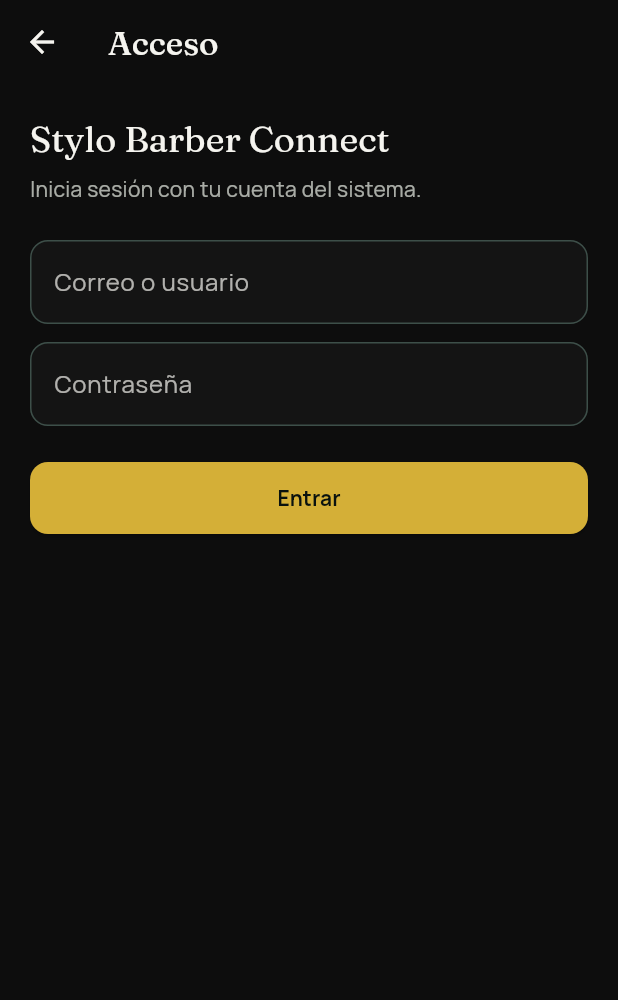
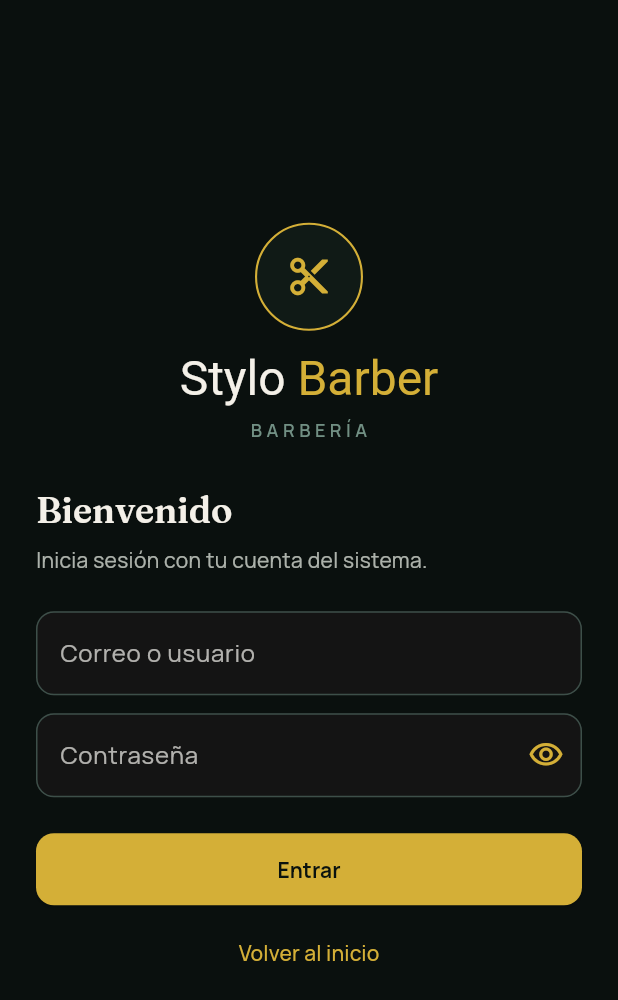
Before and after one commit to Gilberto625/MovilStyloBarberConect, a Flutter app: the LoginView screen opened by its route, on a phone screen of 412 x 824 dp. Shown: the top 1000 px of the screen. Run offline on Flutter 3.47's test engine with Material 3 defaults, Android fonts, the phone set to English and light mode, and no system bars; our stand-ins replace flutter_secure_storage, google_fonts; accounts and stored records are empty; network calls fail.

Commit message:
feat(auth-ui): extend premium login with validation and return home
Co-authored-by: Cursor <cursoragent@cursor.com>

```diff
--- a/lib/views/auth/login_views.dart
+++ b/lib/views/auth/login_views.dart
@@ -1,4 +1,5 @@
 import 'package:flutter/material.dart';
+import 'package:flutter/services.dart';
 import 'package:provider/provider.dart';
 
 import '../../core/theme/app_theme.dart';
@@ -6,6 +7,10 @@ import '../../models/auth_models.dart';
 import '../../routes/app_routes.dart';
 import '../../viewmodels/auth_viewmodel.dart';
 import '../../widgets/common_widgets.dart';
+import '../../widgets/press_scale.dart';
+
+const _ivory = AppColors.ivory;
+const _authMaxWidth = 420.0;
 
 class LoginView extends StatefulWidget {
   const LoginView({super.key});
@@ -18,12 +23,23 @@ class _LoginViewState extends State<LoginView> {
   final _email = TextEditingController();
   final _password = TextEditingController();
   final _formKey = GlobalKey<FormState>();
+  bool _obscurePassword = true;
 
   @override
   void dispose() {
     _email.dispose();
     _password.dispose();
     super.dispose();
+  }
+
+  String? _cuentaValidator(String? value) {
+    final text = value?.trim() ?? '';
+    if (text.isEmpty) return 'Obligatorio';
+    if (text.contains('@') &&
+        !RegExp(r'^[^@\s]+@[^@\s]+\.[^@\s]+$').hasMatch(text)) {
+      return 'Correo no válido';
+    }
+    return null;
   }
 
   Future<void> _submit() async {
@@ -65,31 +81,32 @@ class _LoginViewState extends State<LoginView> {
   @override
   Widget build(BuildContext context) {
     final auth = context.watch<AuthViewModel>();
-    return Scaffold(
-      appBar: AppBar(title: const Text('Acceso')),
-      body: SafeArea(
-        child: ListView(
-          padding: const EdgeInsets.all(20),
+    return _AuthScaffold(
+      child: Form(
+        key: _formKey,
+        child: AutofillGroup(
+          child: Column(
+            crossAxisAlignment: CrossAxisAlignment.stretch,
             children: [
+              const _AuthBrand(),
+              const SizedBox(height: 28),
               Text(
-              'Stylo Barber Connect',
-              style: Theme.of(context).textTheme.headlineSmall,
+                'Bienvenido',
+                style: Theme.of(context).textTheme.headlineSmall
+                    ?.copyWith(color: _ivory, fontWeight: FontWeight.w600),
               ),
               const SizedBox(height: 8),
               Text(
                 'Inicia sesión con tu cuenta del sistema.',
-              style: TextStyle(color: AppColors.text.withValues(alpha: 0.7)),
+                style: TextStyle(color: AppColors.text.withValues(alpha: 0.72)),
               ),
               const SizedBox(height: 24),
               if (auth.errorMessage != null)
-              StatusBanner(message: auth.errorMessage!, isError: true),
-            Form(
-              key: _formKey,
-              child: Column(
-                children: [
+                _AuthError(message: auth.errorMessage!),
               TextFormField(
                 controller: _email,
                 keyboardType: TextInputType.emailAddress,
+                textInputAction: TextInputAction.next,
                 autofillHints: const [
                   AutofillHints.username,
                   AutofillHints.email,
@@ -97,39 +114,58 @@ class _LoginViewState extends State<LoginView> {
                 decoration: const InputDecoration(
                   labelText: 'Correo o usuario',
                 ),
-                    validator: (v) =>
-                        (v == null || v.trim().isEmpty) ? 'Obligatorio' : null,
+                validator: _cuentaValidator,
               ),
               const SizedBox(height: 12),
               TextFormField(
                 controller: _password,
-                    obscureText: true,
+                obscureText: _obscurePassword,
+                textInputAction: TextInputAction.done,
                 autofillHints: const [AutofillHints.password],
-                    decoration: const InputDecoration(labelText: 'Contraseña'),
+                onFieldSubmitted: (_) => auth.busy ? null : _submit(),
+                decoration: InputDecoration(
+                  labelText: 'Contraseña',
+                  suffixIcon: IconButton(
+                    tooltip: _obscurePassword
+                        ? 'Mostrar contraseña'
+                        : 'Ocultar contraseña',
+                    onPressed: () =>
+                        setState(() => _obscurePassword = !_obscurePassword),
+                    icon: Icon(
+                      _obscurePassword
+                          ? Icons.visibility_outlined
+                          : Icons.visibility_off_outlined,
+                      color: AppColors.gold,
+                    ),
+                  ),
+                ),
                 validator: (v) =>
                     (v == null || v.isEmpty) ? 'Obligatorio' : null,
               ),
               const SizedBox(height: 24),
-                  SizedBox(
-                    width: double.infinity,
-                    child: ElevatedButton(
-                      onPressed: auth.busy ? null : _submit,
-                      child: auth.busy
-                          ? const SizedBox(
-                              height: 22,
-                              width: 22,
-                              child: CircularProgressIndicator(
-                                strokeWidth: 2,
-                                color: AppColors.onGold,
+              _AuthPrimaryButton(
+                label: 'Entrar',
+                busy: auth.busy,
+                onPressed: _submit,
               ),
-                            )
-                          : const Text('Entrar'),
-                    ),
+              const SizedBox(height: 8),
+              TextButton(
+                onPressed: auth.busy
+                    ? null
+                    : () {
+                        if (Navigator.canPop(context)) {
+                          Navigator.pop(context);
+                        } else {
+                          Navigator.pushReplacementNamed(
+                            context,
+                            AppRoutes.guestHome,
+                          );
+                        }
+                      },
+                child: const Text('Volver al inicio'),
               ),
             ],
           ),
-            ),
-          ],
         ),
       ),
     );
@@ -176,60 +212,232 @@ class _Verify2FAViewState extends State<Verify2FAView> {
   @override
   Widget build(BuildContext context) {
     final auth = context.watch<AuthViewModel>();
-    return Scaffold(
-      appBar: AppBar(
-        title: const Text('Verificación 2FA'),
+    final destino = auth.pendingDestino;
+    return _AuthScaffold(
       leading: IconButton(
-          icon: const Icon(Icons.arrow_back),
-          onPressed: () {
+        tooltip: 'Volver al acceso',
+        icon: const Icon(Icons.arrow_back, color: _ivory),
+        onPressed: auth.busy
+            ? null
+            : () {
                 auth.cancel2fa();
                 Navigator.pushReplacementNamed(context, AppRoutes.login);
               },
       ),
+      child: Column(
+        crossAxisAlignment: CrossAxisAlignment.stretch,
+        children: [
+          const _AuthBrand(),
+          const SizedBox(height: 28),
+          Text(
+            'Verificación',
+            style: Theme.of(context).textTheme.headlineSmall
+                ?.copyWith(color: _ivory, fontWeight: FontWeight.w600),
           ),
-      body: SafeArea(
-        child: ListView(
-          padding: const EdgeInsets.all(20),
-          children: [
+          const SizedBox(height: 8),
           Text(
             auth.pendingMensaje ?? 'Ingresa el código enviado a tu correo.',
+            style: TextStyle(color: AppColors.text.withValues(alpha: 0.78)),
           ),
-            if (auth.pendingDestino != null &&
-                auth.pendingDestino!.isNotEmpty) ...[
+          if (destino != null && destino.trim().isNotEmpty) ...[
             const SizedBox(height: 8),
             Text(
-                'Destino: ${auth.pendingDestino}',
+              'Enviado a ${_maskDestino(destino)}',
               style: const TextStyle(color: AppColors.museum),
             ),
           ],
-            const SizedBox(height: 16),
+          const SizedBox(height: 20),
           if (auth.errorMessage != null)
-              StatusBanner(message: auth.errorMessage!, isError: true),
+            _AuthError(message: auth.errorMessage!),
           TextField(
             controller: _codigo,
             keyboardType: TextInputType.number,
+            textInputAction: TextInputAction.done,
+            autofillHints: const [AutofillHints.oneTimeCode],
             maxLength: 6,
+            inputFormatters: [FilteringTextInputFormatter.digitsOnly],
+            style: const TextStyle(
+              color: _ivory,
+              fontSize: 24,
+              letterSpacing: 8,
+            ),
             decoration: const InputDecoration(
               labelText: 'Código de 6 dígitos',
+              counterText: '',
             ),
+            onSubmitted: (_) => auth.busy ? null : _submit(),
           ),
-            const SizedBox(height: 12),
-            SizedBox(
-              width: double.infinity,
-              child: ElevatedButton(
-                onPressed: auth.busy ? null : _submit,
-                child: auth.busy
-                    ? const CircularProgressIndicator(color: AppColors.onGold)
-                    : const Text('Verificar'),
+          const SizedBox(height: 16),
+          _AuthPrimaryButton(
+            label: 'Verificar',
+            busy: auth.busy,
+            onPressed: _submit,
           ),
-            ),
+          const SizedBox(height: 4),
           TextButton(
             onPressed: auth.busy ? null : () => auth.resend2fa(),
             child: const Text('Reenviar código'),
           ),
         ],
       ),
+    );
+  }
+}
+
+class _AuthScaffold extends StatelessWidget {
+  const _AuthScaffold({required this.child, this.leading});
+
+  final Widget child;
+  final Widget? leading;
+
+  @override
+  Widget build(BuildContext context) {
+    return Scaffold(
+      backgroundColor: AppColors.guestBg,
+      resizeToAvoidBottomInset: true,
+      body: SafeArea(
+        child: LayoutBuilder(
+          builder: (context, constraints) {
+            return ListView(
+              padding: const EdgeInsets.fromLTRB(24, 12, 24, 28),
+              children: [
+                if (leading != null)
+                  Align(alignment: Alignment.centerLeft, child: leading!),
+                ConstrainedBox(
+                  constraints: BoxConstraints(
+                    minHeight: (constraints.maxHeight - 40).clamp(0, 1200),
+                  ),
+                  child: Center(
+                    child: ConstrainedBox(
+                      constraints: const BoxConstraints(
+                        maxWidth: _authMaxWidth,
+                      ),
+                      child: QuietEntrance(child: child),
+                    ),
+                  ),
+                ),
+              ],
+            );
+          },
+        ),
       ),
     );
   }
 }
+
+class _AuthBrand extends StatelessWidget {
+  const _AuthBrand();
+
+  @override
+  Widget build(BuildContext context) {
+    return Column(
+      children: [
+        Container(
+          width: 72,
+          height: 72,
+          decoration: BoxDecoration(
+            shape: BoxShape.circle,
+            color: const Color(0xFF101A16),
+            border: Border.all(color: AppColors.gold, width: 1.4),
+          ),
+          child: const Icon(Icons.content_cut, color: AppColors.gold, size: 30),
+        ),
+        const SizedBox(height: 16),
+        RichText(
+          textAlign: TextAlign.center,
+          text: const TextSpan(
+            style: TextStyle(fontSize: 32, height: 1.05, color: _ivory),
+            children: [
+              TextSpan(text: 'Stylo'),
+              TextSpan(
+                text: ' Barber',
+                style: TextStyle(color: AppColors.gold),
+              ),
+            ],
+          ),
+        ),
+        const SizedBox(height: 8),
+        const Text(
+          'BARBERÍA',
+          style: TextStyle(
+            color: AppColors.museum,
+            letterSpacing: 3,
+            fontWeight: FontWeight.w600,
+            fontSize: 12,
+          ),
+        ),
+      ],
+    );
+  }
+}
+
+class _AuthError extends StatelessWidget {
+  const _AuthError({required this.message});
+
+  final String message;
+
+  @override
+  Widget build(BuildContext context) {
+    return Padding(
+      padding: const EdgeInsets.only(bottom: 16),
+      child: Semantics(
+        liveRegion: true,
+        label: message,
+        child: StatusBanner(message: message, isError: true),
+      ),
+    );
+  }
+}
+
+class _AuthPrimaryButton extends StatelessWidget {
+  const _AuthPrimaryButton({
+    required this.label,
+    required this.busy,
+    required this.onPressed,
+  });
+
+  final String label;
+  final bool busy;
+  final VoidCallback onPressed;
+
+  @override
+  Widget build(BuildContext context) {
+    return PressScale(
+      enabled: !busy,
+      child: SizedBox(
+        width: double.infinity,
+        height: 48,
+        child: ElevatedButton(
+          onPressed: busy ? null : onPressed,
+          child: busy
+              ? const SizedBox(
+                  width: 22,
+                  height: 22,
+                  child: CircularProgressIndicator(
+                    strokeWidth: 2,
+                    color: AppColors.onGold,
+                  ),
+                )
+              : Text(label),
+        ),
+      ),
+    );
+  }
+}
+
+String _maskDestino(String raw) {
+  final value = raw.trim();
+  final at = value.indexOf('@');
+  if (at > 0) {
+    final name = value.substring(0, at);
+    final domain = value.substring(at);
+    final visible = name.substring(0, name.length > 1 ? 1 : name.length);
+    return '$visible***$domain';
+  }
+  final digits = value.replaceAll(RegExp(r'\D'), '');
+  if (digits.length >= 4) {
+    return '***${digits.substring(digits.length - 4)}';
+  }
+  if (value.length <= 2) return '***';
+  return '${value.substring(0, 1)}***';
+}
```
Also changed, not shown: 1 other file. Lines whose indentation alone changed are shown as unchanged.
